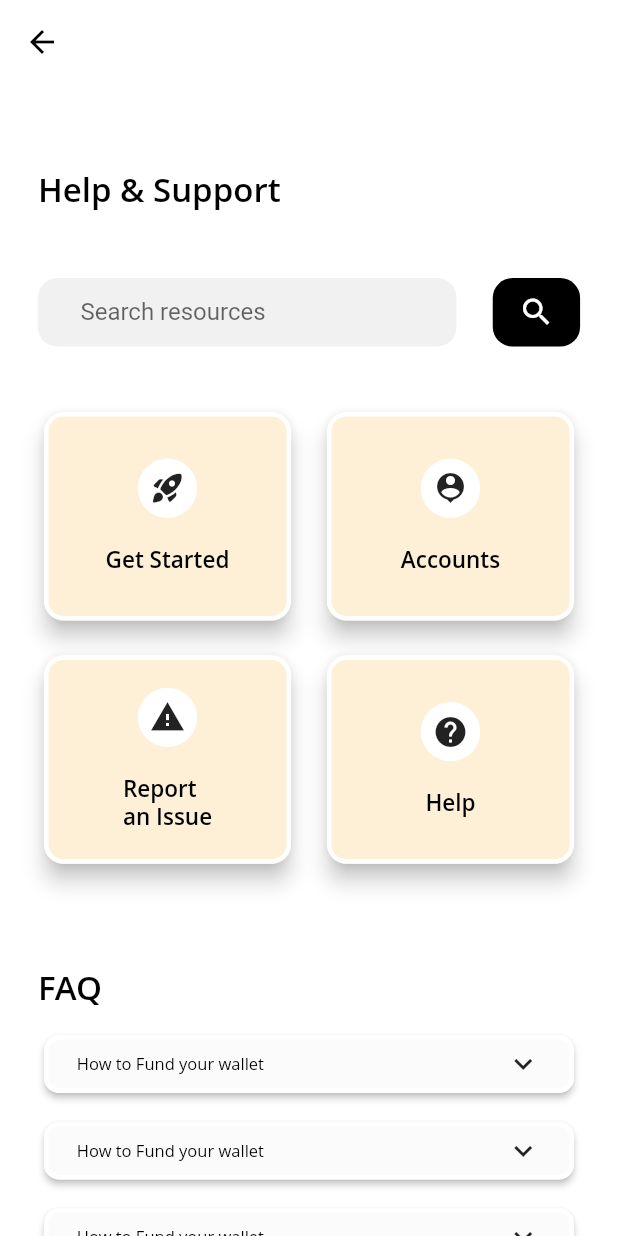
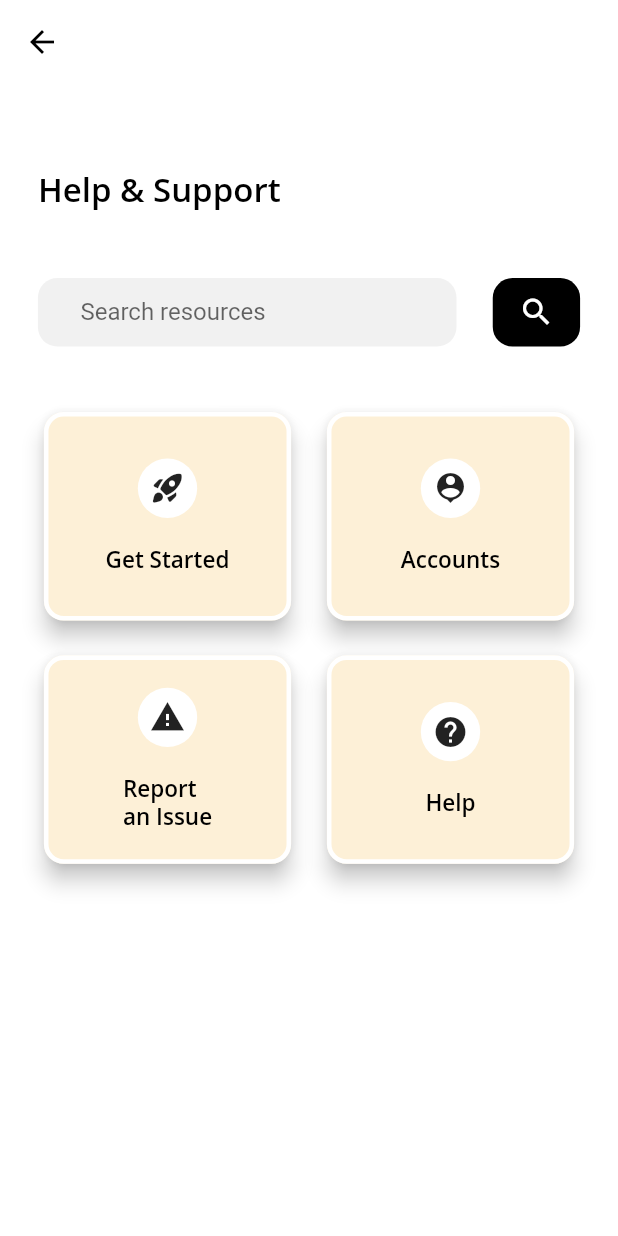
Before and after one commit to obiech/fasta, a Flutter app: the SupportView screen opened by its route, on a phone screen of 412 x 824 dp. Run offline on Flutter 3.47's test engine with Material 2 defaults, Android fonts, the phone set to English and light mode, and no system bars; our stand-ins replace bloc, bubble, dartz, dio, flutter_bloc, flutter_contacts and 10 more; missing offline and left inert: cloudinary_public, flutter_google_places, flutter_polyline_points, geolocator_platform_interface, google_api_headers, google_maps_webservice and 4 more; network calls fail; Roboto replaces fonts that are missing (Open Sans); project files that could hold a hidden picture were left out.

Commit message:
cj changes

```diff
--- a/lib/app.dart
+++ b/lib/app.dart
@@ -1,3 +1,4 @@
+import 'package:fasta/Accounts/home.dart';
 import 'package:fasta/api_client/infrastruture/dio_helper.dart';
 import 'package:fasta/auth/bloc/auth_bloc.dart';
 import 'package:fasta/card/add_card.dart';
@@ -224,6 +225,7 @@ final ChatImpl impl = ChatImpl(_plugin);
               SecurityView.route: (_) => const SecurityView(),
               CardView.route:(_)=> const CardView(),
               AddCardView.route:(_)=> const AddCardView(),
+              account_home.route:(_)=> const account_home()
             },
             home: const Responsive(
                 designHeight: 812, designWidth: 375, child: Splash())),
--- a/lib/card/add_card.dart
+++ b/lib/card/add_card.dart
@@ -44,8 +44,8 @@ class _AddCardViewState extends State<AddCardView> with  RoundedLoadingButtonMix
             cardHolderName: cardHolderName,
             cvvCode: cvvCode,
             showBackView: isCvvFocused,
-            obscureCardNumber: true,
-            obscureCardCvv: true,
+            obscureCardNumber: false,
+            obscureCardCvv: false,
             // height: 170.h,
             // width: 1.screenWidth,
             isHolderNameVisible: true,
--- a/lib/dashboard/widgets/container_with_image.dart
+++ b/lib/dashboard/widgets/container_with_image.dart
@@ -17,7 +17,7 @@ class DashboardOverview extends StatelessWidget {
   @override
   Widget build(BuildContext context) {
     return Container(
-      height: 137.h,
+      height: 140.h,
       width: 154.w,
       padding: EdgeInsets.symmetric(horizontal: 15.w, vertical: 16.h),
       decoration: BoxDecoration(
--- a/lib/profile/home.dart
+++ b/lib/profile/home.dart
@@ -193,8 +193,8 @@ const List<_Features> _data = [
   // _Features('Payment', Icons.payment_outlined),
   _Features('Transaction History', Icons.history_rounded),
   _Features('Verifications', Icons.personal_injury),
+  _Features('Help & Support', Icons.person),
 
-  _Features('Security', Icons.lock_clock_rounded),
- _Features('Help & Support', Icons.person),
+ _Features('Security', Icons.lock_clock_rounded),
   _Features('About', Icons.person),
 ];
--- a/lib/profile/support.dart
+++ b/lib/profile/support.dart
@@ -1,3 +1,4 @@
+import 'package:fasta/Accounts/home.dart';
 import 'package:fasta/colors/colors.dart';
 import 'package:fasta/profile/widgets/easy_nav_options.dart';
 import 'package:fasta/profile/widgets/faq_options.dart';
@@ -83,13 +84,16 @@ class _SupportViewState extends State<SupportView> {
             ),
             Row(
               mainAxisAlignment: MainAxisAlignment.spaceBetween,
-              children: const [
+              children: [
                 CardForEasyNavigation(
                     icon: Icons.rocket_launch_rounded,
+                    callback: (){},
                     color: FastaColors.lightOrange,
                     name: 'Get Started'),
                 CardForEasyNavigation(
                     icon: Icons.person_pin,
+                    callback: (){Navigator.pushNamed(context, account_home.route,
+                            );},
                     color: FastaColors.lightOrange,
                     name: 'Accounts')
               ],
@@ -99,47 +103,19 @@ class _SupportViewState extends State<SupportView> {
             ),
             Row(
               mainAxisAlignment: MainAxisAlignment.spaceBetween,
-              children: const [
+              children:  [
                 CardForEasyNavigation(
                     icon: Icons.warning,
+                    callback: (){},
                     color: FastaColors.lightOrange,
                     name: 'Report\nan Issue'),
                 CardForEasyNavigation(
                     icon: Icons.help,
+                    callback: (){},
                     color: FastaColors.lightOrange,
                     name: 'Help')
               ],
             ),
-            SizedBox(
-              height: 64.h,
-            ),
-            Text(
-              'FAQ',
-              style: FastaTextStyle.headline6,
-            ),
-            SizedBox(
-              height: 13.h,
-            ),
-            const FAQOptions(),
-            SizedBox(
-              height: 11.h,
-            ),
-            const FAQOptions(),
-            SizedBox(
-              height: 11.h,
-            ),
-            const FAQOptions(),
-            SizedBox(
-              height: 11.h,
-            ),
-            const FAQOptions(),
-            SizedBox(
-              height: 11.h,
-            ),
-            const FAQOptions(),
-            SizedBox(
-              height: 70.h,
-            )
           ],
         ),
       ),
--- a/lib/profile/widgets/easy_nav_options.dart
+++ b/lib/profile/widgets/easy_nav_options.dart
@@ -7,11 +7,13 @@ class CardForEasyNavigation extends StatelessWidget {
   final String name;
   final IconData icon;
   final Color color;
+  final VoidCallback callback;
   const CardForEasyNavigation({
     Key? key,
     required this.name,
     required this.icon,
     required this.color,
+    required this.callback
   }) : super(key: key);
 
   @override
@@ -22,6 +24,8 @@ class CardForEasyNavigation extends StatelessWidget {
       shape: RoundedRectangleBorder(
           borderRadius: BorderRadius.circular(13.h),
           side: BorderSide(color: FastaColors.primary2, width: 3.h)),
+      child: GestureDetector(
+        onTap: callback,
         child: SizedBox(
           height: 137.h,
           width: 150.w,
@@ -44,6 +48,7 @@ class CardForEasyNavigation extends StatelessWidget {
             ],
           ),
         ),
+      ),
     );
   }
 }
--- a/lib/shipping/order_details.dart
+++ b/lib/shipping/order_details.dart
@@ -543,10 +543,11 @@ class _SenderInfoState extends State<SenderInfo>
                               receiversName: receiversName.text,
                               receiversPhoneNumber: recieversPhoneNumber.text));
                       if (switchvaule) {
-                        _showMyDialog(context, arg);
-                      } else {
                         Navigator.pushNamed(context, ItemInfo.route,
                             arguments: arg);
+
+                      } else {
+                        _showMyDialog(context, arg);
                       }
                     } else {
                       Notify.error(context, 'Missing Reqired Field');
```
Also changed, not shown: lib/Accounts/home.dart (added, +56 -0 lines), pubspec.lock, 1 other file. Lines whose indentation alone changed are shown as unchanged.
